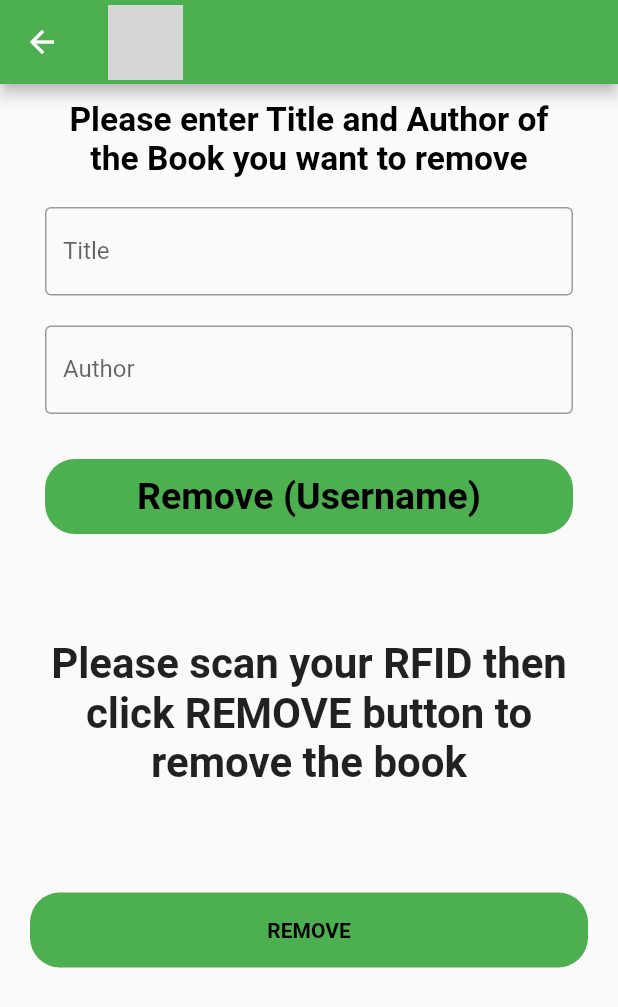
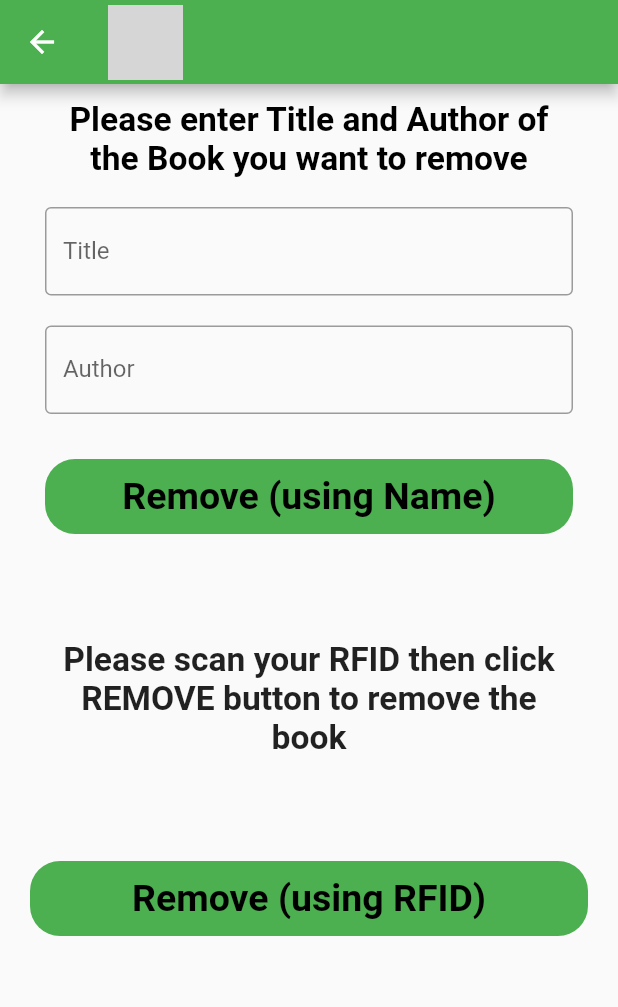
Before and after one commit to mattiamirigaldi/IMS_project_PLCS, a Flutter app: the MRemoveBook screen opened directly, on a phone screen of 412 x 824 dp. Shown: the top 1007 px of the screen. Run offline on Flutter 3.47's test engine with Material 2 defaults, Android fonts, the phone set to English and light mode, and no system bars; our stand-ins replace flutter_easyloading, url_strategy; grey boxes are pictures that could not be loaded.

```diff
--- a/Ims_Flutter/lib/Mobile/MWelcomePage.dart
+++ b/Ims_Flutter/lib/Mobile/MWelcomePage.dart
@@ -9,7 +9,7 @@ class MWelcome extends StatelessWidget {
   const MWelcome({Key? key}) : super(key: key);
   @override
   Widget build(BuildContext context) {
-    late String URLaddress = "172.21.210.47";
+    late String URLaddress = "192.168.1.4";
     return Scaffold(
         appBar: AppBar(
             backgroundColor: Colors.green,
--- a/Ims_Flutter/lib/Mobile/Operator/MRemoveBook.dart
+++ b/Ims_Flutter/lib/Mobile/Operator/MRemoveBook.dart
@@ -90,7 +90,7 @@ class _GenreListState extends State<MRemoveBook> {
                         margin: const EdgeInsets.symmetric(
                             horizontal: 30, vertical: 20),
                         child: const Center(
-                            child: Text("Remove (Username)",
+                            child: Text("Remove (using Name)",
                                 textAlign: TextAlign.center,
                                 style: TextStyle(
                                     color: Colors.black,
@@ -120,7 +120,7 @@ class _GenreListState extends State<MRemoveBook> {
                       "Please scan your RFID then click REMOVE button to remove the book",
                       textAlign: TextAlign.center,
                       style: TextStyle(fontWeight: FontWeight.bold),
-                      textScaleFactor: 2)),
+                      textScaleFactor: 1.6)),
             ),
             InkWell(
                 child: Center(
@@ -128,9 +128,10 @@ class _GenreListState extends State<MRemoveBook> {
                   margin:
                       const EdgeInsets.symmetric(horizontal: 20, vertical: 20),
                   child: const Center(
-                      child: Text("REMOVE",
+                      child: Text("Remove (using RFID)",
                           textAlign: TextAlign.center,
                           style: TextStyle(
+                              fontSize: 25,
                               color: Colors.black,
                               fontWeight: FontWeight.bold))),
                   height: 50,
--- a/Ims_Flutter/lib/main.dart
+++ b/Ims_Flutter/lib/main.dart
@@ -23,7 +23,7 @@ class MyApp extends StatelessWidget {
       title: 'Inventory Management System',
       theme: ThemeData(primarySwatch: Colors.blueGrey),
       builder: EasyLoading.init(),
-      initialRoute: '/totem',
+      initialRoute: '/mobile',
       routes: {
         Myroutes.WebWelcomePage: (context) => const WelcomeHome(),
         Myroutes.MobileWelcomePage: (context) => const MWelcome(),
```
Also changed, not shown: 1 other file.
